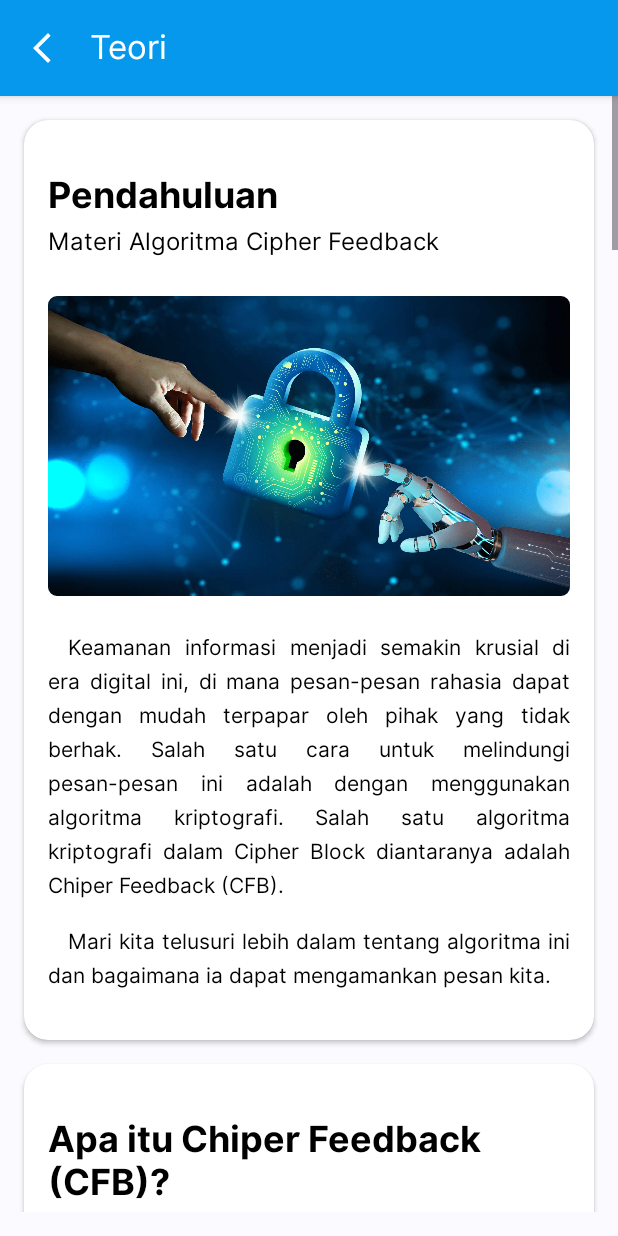
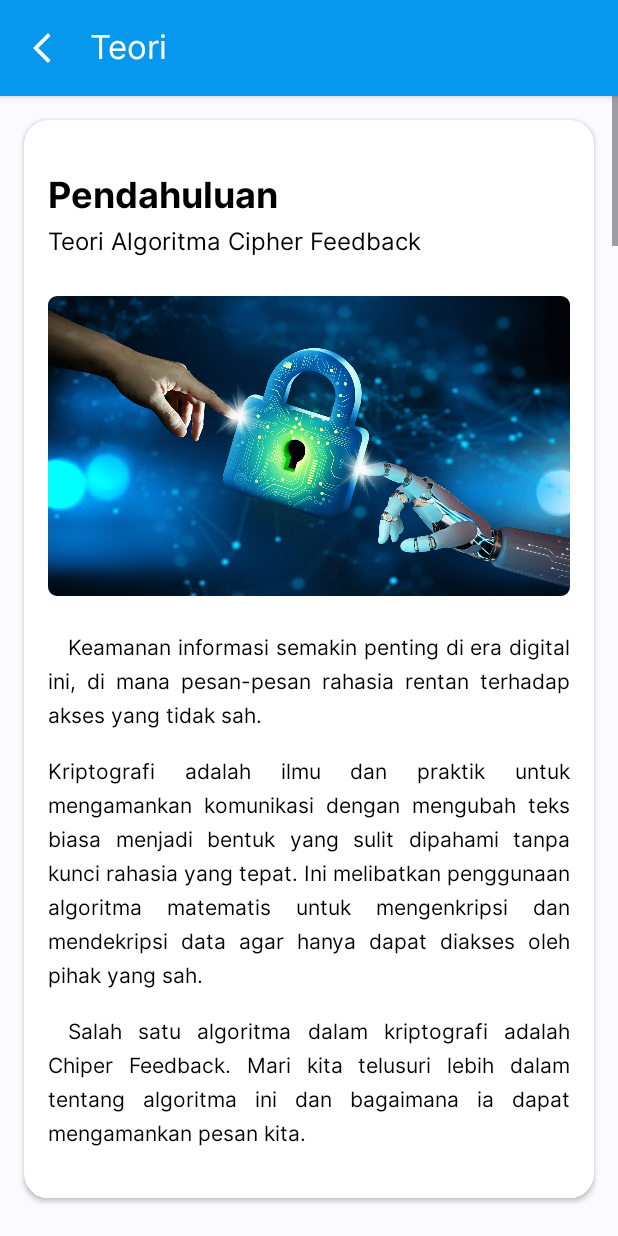
Before and after one commit to amaralfatah/CryptoMind, an Android app: the TeoriActivity screen opened directly, with no data from a screen before it, on a phone screen of 412 x 824 dp. Run offline under Robolectric (Android 15) with nearby library versions, the phone set to English and light mode, and no system bars.

Commit message:
perbaikan materi

```diff
--- a/app/src/main/res/layout/activity_latihan_dekripsi.xml
+++ b/app/src/main/res/layout/activity_latihan_dekripsi.xml
@@ -54,7 +54,7 @@
                     android:fontFamily="monospace"
                     android:textSize="12sp"
                     android:text="Diketahui :
-                    \n\nCiphertext (C) \n= 00000000000101000001000101100001
+                    \n\nCiphertext (C) \n= 00000000 00010100 00010001 01100001
                     \n\nKey (K) \n= 10101010 10101010 10101010 (16 bit)
                     \n\nInitial Vector (IV) \n= 00000000 00000000 00000000 (16 bit)"/>
 
--- a/app/src/main/res/layout/activity_option_materi.xml
+++ b/app/src/main/res/layout/activity_option_materi.xml
@@ -41,14 +41,14 @@
                 android:layout_height="wrap_content"
                 android:text="@string/mari_belajar"
                 android:textColor="@color/white"
-                android:textSize="20sp"
-                android:fontFamily="@font/inter_semi_bold"/>
+                android:textSize="16sp"/>
 
             <TextView
                 android:layout_width="wrap_content"
                 android:layout_height="wrap_content"
                 android:text="@string/algoritma_cipher_feedback"
-                android:textSize="16sp"
+                android:textSize="20sp"
+                android:fontFamily="@font/inter_semi_bold"
                 android:textColor="@color/white"/>
 
         </LinearLayout>
--- a/app/src/main/res/layout/activity_teori.xml
+++ b/app/src/main/res/layout/activity_teori.xml
@@ -73,6 +73,16 @@
                     android:layout_width="match_parent"
                     android:justificationMode="inter_word"
                     android:lineSpacingExtra="6dp"
+                    android:text="Kriptografi adalah ilmu dan praktik untuk mengamankan komunikasi dengan mengubah teks biasa menjadi bentuk yang sulit dipahami tanpa kunci rahasia yang tepat. Ini melibatkan penggunaan algoritma matematis untuk mengenkripsi dan mendekripsi data agar hanya dapat diakses oleh pihak yang sah."/>
+
+                <TextView
+                    tools:ignore="UnusedAttribute"
+                    android:textColor="#000000"
+                    android:layout_marginTop="16dp"
+                    android:layout_height="wrap_content"
+                    android:layout_width="match_parent"
+                    android:justificationMode="inter_word"
+                    android:lineSpacingExtra="6dp"
                     android:text="@string/intro2"
                     />
             </LinearLayout>
@@ -112,6 +122,17 @@
                     android:justificationMode="inter_word"
                     android:lineSpacingExtra="6dp"
                     android:text="@string/cfb_materi"
+                    />
+
+                <TextView
+                    tools:ignore="UnusedAttribute"
+                    android:textColor="#000000"
+                    android:layout_marginTop="16dp"
+                    android:layout_height="wrap_content"
+                    android:layout_width="match_parent"
+                    android:justificationMode="inter_word"
+                    android:lineSpacingExtra="6dp"
+                    android:text="Mode ini memungkinkan enkripsi data yang tidak mencapai ukuran satu blok kunci, yang berguna dalam beberapa kasus di mana data yang akan dienkripsi tidak memiliki panjang yang sesuai dengan ukuran blok yang digunakan dalam algoritma enkripsi."
                     />
 
                 <TextView
@@ -176,19 +197,6 @@
                     android:background="@drawable/bg_primary_light_rounded"
                     android:justificationMode="inter_word"
                     android:text="@string/cfb_poin4"/>
-
-                <TextView
-                    tools:ignore="UnusedAttribute"
-                    android:textColor="#000000"
-                    android:layout_width="match_parent"
-                    android:layout_height="wrap_content"
-                    android:layout_marginTop="16dp"
-                    android:layout_marginHorizontal="8dp"
-                    android:padding="16dp"
-                    android:lineSpacingExtra="6dp"
-                    android:background="@drawable/bg_primary_light_rounded"
-                    android:justificationMode="inter_word"
-                    android:text="@string/cfb_poin5"/>
 
                 <TextView
                     tools:ignore="UnusedAttribute"
@@ -566,7 +574,16 @@
                     android:background="@drawable/bg_primary_light_rounded"
                     android:justificationMode="inter_word"
                     android:text="@string/ulangi_langkah_langkah_di_atas_sampai_semua_plaintext_telah_terenkripsi_atau_mencapai_cn"/>
-        </LinearLayout>
+
+                <TextView
+                    tools:ignore="UnusedAttribute"
+                    android:textColor="#000000"
+                    android:layout_marginTop="8dp"
+                    android:layout_height="wrap_content"
+                    android:layout_width="match_parent"
+                    android:lineSpacingExtra="6dp"
+                    android:text="Perlu diketahui bahwa dalam proses dekripsi CFB, fungsi dekripsi sama dengan fungsi enkripsi yang digunakan pada proses enkripsi."/>
+            </LinearLayout>
 
         </androidx.cardview.widget.CardView>
         <!-- END Dekripsi CFB-->
--- a/app/src/main/res/values/strings.xml
+++ b/app/src/main/res/values/strings.xml
@@ -12,15 +12,15 @@
     <string name="previous">Previous</string>
 
     <string name="pendahuluan">Pendahuluan</string>
-    <string name="materi_algoritma_cipher_feedback">Materi Algoritma Cipher Feedback</string>
-    <string name="intro">\tKeamanan informasi menjadi semakin krusial di era digital ini, di mana pesan-pesan rahasia dapat dengan mudah terpapar oleh pihak yang tidak berhak. Salah satu cara untuk melindungi pesan-pesan ini adalah dengan menggunakan algoritma kriptografi. Salah satu algoritma kriptografi dalam Cipher Block diantaranya adalah Chiper Feedback (CFB).</string>
-    <string name="intro2">\tMari kita telusuri lebih dalam tentang algoritma ini dan bagaimana ia dapat mengamankan pesan kita.</string>
-    <string name="cfb_title">Apa itu Chiper Feedback (CFB)?</string>
-    <string name="cfb_materi">Cipher Feedback (CFB) adalah salah satu mode operasi kriptografi blok yang digunakan untuk mengenkripsi data dalam unit-unit yang lebih kecil daripada ukuran blok kunci. Mode ini memungkinkan enkripsi data yang tidak mencapai ukuran satu blok kunci, yang berguna dalam beberapa kasus di mana data yang akan dienkripsi tidak memiliki panjang yang sesuai dengan ukuran blok yang digunakan dalam algoritma enkripsi.</string>
-    <string name="cfb_title_poin">Di bawah ini adalah beberapa poin dari algoritma CFB :</string>
+    <string name="materi_algoritma_cipher_feedback">Teori Algoritma Cipher Feedback</string>
+    <string name="intro">\tKeamanan informasi semakin penting di era digital ini, di mana pesan-pesan rahasia rentan terhadap akses yang tidak sah.</string>
+    <string name="intro2">\tSalah satu algoritma dalam kriptografi adalah Chiper Feedback. Mari kita telusuri lebih dalam tentang algoritma ini dan bagaimana ia dapat mengamankan pesan kita.</string>
+    <string name="cfb_title">Apa itu Chiper Feedback?</string>
+    <string name="cfb_materi">Cipher Feedback (CFB) adalah salah satu mode operasi Cipher Block yang digunakan untuk mengenkripsi data dalam unit-unit yang lebih kecil daripada ukuran blok kunci.</string>
+    <string name="cfb_title_poin">Di bawah ini adalah beberapa poin dari algoritma Cipher Feedback :</string>
     <string name="cfb_poin1">Data dienkripsi dalam unit yang lebih kecil daripada ukuran blok.</string>
-    <string name="cfb_poin2">Unit data yang dienkripsi panjangnya bisa 1 bit, 2 bit, 4-bit, 8 bit dan lain-lain.</string>
-    <string name="cfb_poin3">Bila unit yang dienkripsi adalah satu karakter setiap kalinya, maka mode CFB-nya disebut CFB 8-bit.</string>
+    <string name="cfb_poin2">Unit data yang dienkripsi panjangnya bisa 1 bit, 2 bit, 4-bit, 8 bit dan lain-lain. CFB dapat mengenkripsi data dengan panjang berapapun selama tidak melebihi panjang blok kunci.</string>
+    <string name="cfb_poin3">Dalam sistem ASCII (American Standard Code for Information Interchange), setiap huruf direpresentasikan menggunakan 8 bit.</string>
     <string name="cfb_poin4"><![CDATA[CFB r-bit mengenkripsi plainteks sebanyak r bit setiap kalinya, r <= n(n = ukuran blok).]]></string>
     <string name="cfb_poin5">Dengan kata lain, CFB r-bit meperlakukan cipher blok sama seperti pada cipher alir.</string>
     <string name="cfb_poin6">Mode CFB membutuhkan sebuah antrian (queue) yang berukuran sama dengan ukuran blok masukan.</string>
@@ -41,7 +41,7 @@
     <string name="dekripsi_rumus">Pi = Ci ⊕ MSBr(EK (Xi)) \nXi+1 = LSBn – r(Xi) || Ci</string>
 
     <string name="keamanan_title">Keamanan CFB</string>
-    <string name="keamanan_materi1">\tPada proses enkripsi, kesalahan 1-bit pada blok plaintext akan merambat pada blok-blok cipherteks yang bersangkutan dan blok-blok ciphertext selanjutnya.</string>
+    <string name="keamanan_materi1">\tPada proses enkripsi, kesalahan 1-bit akan merambat pada blok cipherteks yang bersangkutan dan blok-blok ciphertext selanjutnya.</string>
     <string name="keamanan_materi2">\tSedangkan pada proses dekripsi, kesalahan 1-bit hanya berpengaruh pada blok yang bersangkutan dan satu blok setelahnya</string>
     <string name="enkripsi_langkah_title">Langkah Enkripsi CFB</string>
     <string name="enkripsi_langkah_ket">Dibawah ini merupakan langkah-langkah proses enkripsi cfb r-bit :</string>
@@ -74,7 +74,7 @@
     <string name="_8_bit">8 Bit</string>
     <string name="isi_antrian_pertama_x1_dengan_initialization_vector_iv_sebanyak_n_blok">Isi antrian pertama (X1) dengan Initialization Vector (IV) sebanyak n-blok.</string>
     <string name="enkripsi_antrian_menggunakan_kunci_k">Enkripsi antrian menggunakan kunci (k).</string>
-    <string name="ambil_blok_paling_kiri_dari_hasil_enkripsi_lalu_xor_kan_dengan_plaintext_pi_sebanyak_r_bit_ini_akan_menghasilkan_ciphertext_ci_sebanyak_r_bit_pula">Ambil blok paling kiri dari hasil enkripsi , lalu XOR-kan dengan plaintext (Pi) sebanyak r-bit. Ini akan menghasilkan Ciphertext (Ci) sebanyak r-bit pula.</string>
+    <string name="ambil_blok_paling_kiri_dari_hasil_enkripsi_lalu_xor_kan_dengan_plaintext_pi_sebanyak_r_bit_ini_akan_menghasilkan_ciphertext_ci_sebanyak_r_bit_pula">Ambil blok paling kiri dari hasil enkripsi (MSB) , lalu XOR-kan dengan plaintext (Pi) sebanyak r-bit. Ini akan menghasilkan Ciphertext (Ci) sebanyak r-bit pula.</string>
     <string name="simpan_salinan_ci_pada_blok_paling_kanan_dari_antrian">Simpan salinan Ci pada blok paling kanan dari antrian.</string>
     <string name="ulangi_langkah_langkah_di_atas_sampai_semua_plaintext_telah_terenkripsi_atau_mencapai_pn">Ulangi langkah-langkah di atas sampai semua plaintext telah terenkripsi atau mencapai Pn.</string>
     <string name="langkah_dekripsi_cfb">Langkah Dekripsi CFB</string>
```
Also changed, not shown: app/src/main/res/layout/activity_latihan_enkripsi.xml (+25 -5 lines).
